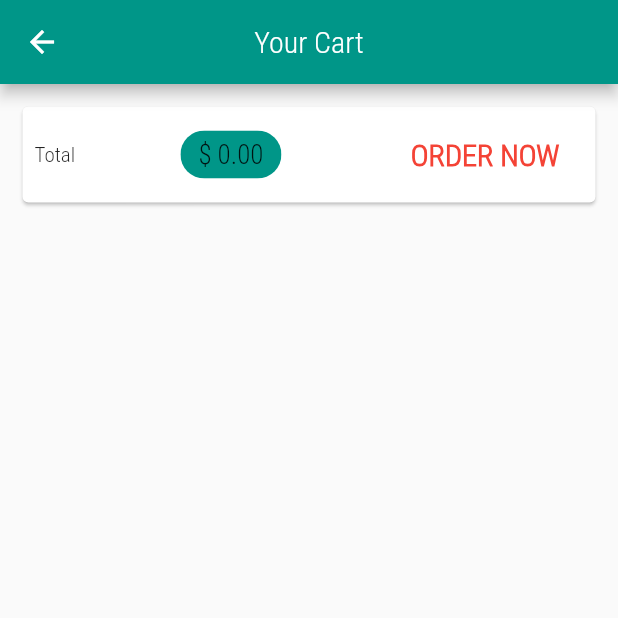
After one commit to satm4444/ShopVenue, a Flutter app: the CartScreen screen opened by its route, on a phone screen of 412 x 824 dp, the top half of it. The commit adds this screen. Run offline on Flutter 3.47's test engine with Material 2 defaults, Android fonts, the phone set to English and light mode, and no system bars; network calls fail.

Commit message:
made hero animation,cart items adding deleting

```diff
--- a/lib/main.dart
+++ b/lib/main.dart
@@ -2,6 +2,7 @@ import 'package:flutter/material.dart';
 import 'package:provider/provider.dart';
 import 'package:shop_venue/provider/cart_provider.dart';
 import 'package:shop_venue/provider/products_provider.dart';
+import 'package:shop_venue/screens/cart_screen.dart';
 import 'package:shop_venue/screens/product_details_screen.dart';
 
 import 'screens/product_overview_screen.dart';
@@ -26,7 +27,8 @@ class MyApp extends StatelessWidget {
         ),
         home: ProductOverviewScreen(),
         routes: {
-          ProductDetailsScreen.routeName: (ctx) => ProductDetailsScreen()
+          ProductDetailsScreen.routeName: (ctx) => ProductDetailsScreen(),
+          CartScreen.routeName: (ctx) => CartScreen(),
         },
       ),
     );
--- a/lib/provider/cart_provider.dart
+++ b/lib/provider/cart_provider.dart
@@ -25,6 +25,22 @@ class Cart with ChangeNotifier {
     return _items == null ? 0 : _items.length;
   }
 
+//total item in the cart
+  double get totalAmount {
+    var total = 0.0;
+    _items.forEach((Key, cartItem) {
+      total += cartItem.price * cartItem.quantity;
+    });
+    return total;
+  }
+
+//remove item from cart
+
+  void removeItem(String productId) {
+    _items.remove(productId);
+    notifyListeners();
+  }
+
   //adding item to cart
 
   void addItem(String productId, double price, String title) {
--- /dev/null
+++ b/lib/screens/cart_screen.dart
@@ -0,0 +1,63 @@
+import 'package:flutter/material.dart';
+import 'package:provider/provider.dart';
+import 'package:shop_venue/provider/cart_provider.dart' show Cart;
+import 'package:shop_venue/widgets/cart_item.dart';
+
+class CartScreen extends StatelessWidget {
+  static const routeName = "/cart_screen";
+  @override
+  Widget build(BuildContext context) {
+    final cart = Provider.of<Cart>(context);
+    return Scaffold(
+      appBar: AppBar(
+        title: Text("Your Cart"),
+        centerTitle: true,
+      ),
+      body: Column(
+        children: <Widget>[
+          Card(
+            margin: EdgeInsets.all(15),
+            child: Padding(
+              padding: EdgeInsets.all(8),
+              child: Row(
+                mainAxisAlignment: MainAxisAlignment.spaceBetween,
+                children: <Widget>[
+                  Text("Total"),
+                  Chip(
+                    label: Text(
+                      '\$ ${cart.totalAmount.toStringAsFixed(2)}',
+                      style: TextStyle(fontSize: 18),
+                    ),
+                    backgroundColor: Theme.of(context).primaryColor,
+                  ),
+                  FlatButton(
+                      onPressed: () {},
+                      child: Text(
+                        "ORDER NOW",
+                        style: TextStyle(
+                            fontSize: 20,
+                            fontWeight: FontWeight.bold,
+                            fontFamily: "Roboto",
+                            color: Theme.of(context).accentColor),
+                      ))
+                ],
+              ),
+            ),
+          ),
+          SizedBox(height: 10),
+          Expanded(
+              child: ListView.builder(
+            itemBuilder: (ctx, index) => CartItem(
+              cart.items.values.toList()[index].id,
+              cart.items.keys.toList()[index],
+              cart.items.values.toList()[index].price,
+              cart.items.values.toList()[index].quantity,
+              cart.items.values.toList()[index].title,
+            ),
+            itemCount: cart.itemCount,
+          ))
+        ],
+      ),
+    );
+  }
+}
```
Also changed, not shown: lib/screens/product_details_screen.dart (+27 -0 lines), lib/screens/product_overview_screen.dart (+6 -2 lines), lib/widgets/cart_item.dart (added, +53 -0 lines), lib/widgets/product_item.dart (+6 -3 lines).
